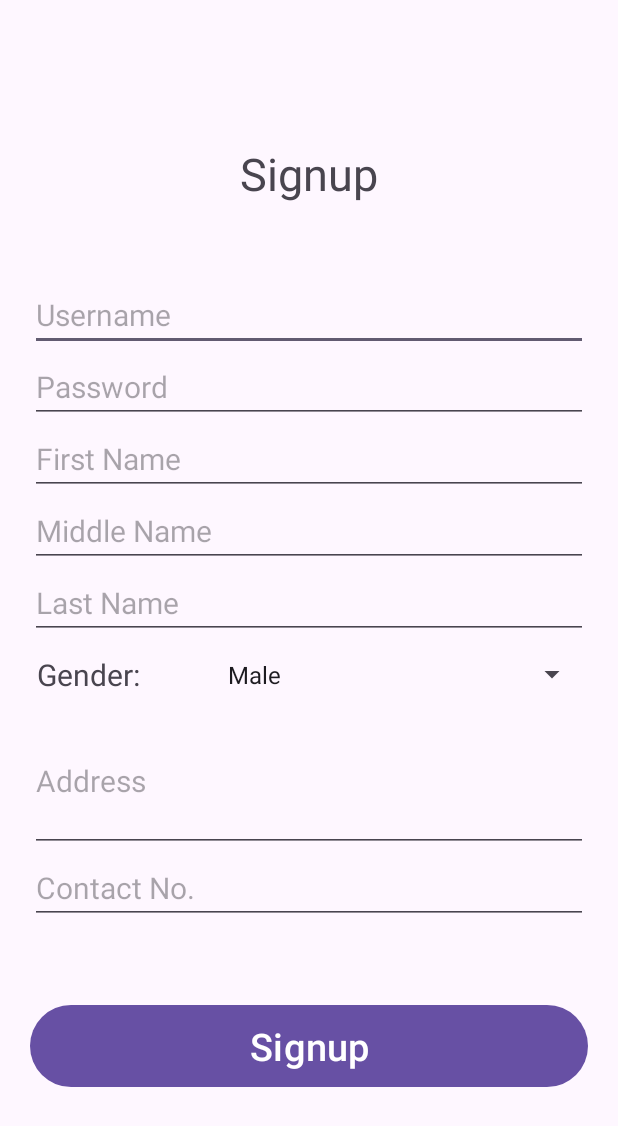
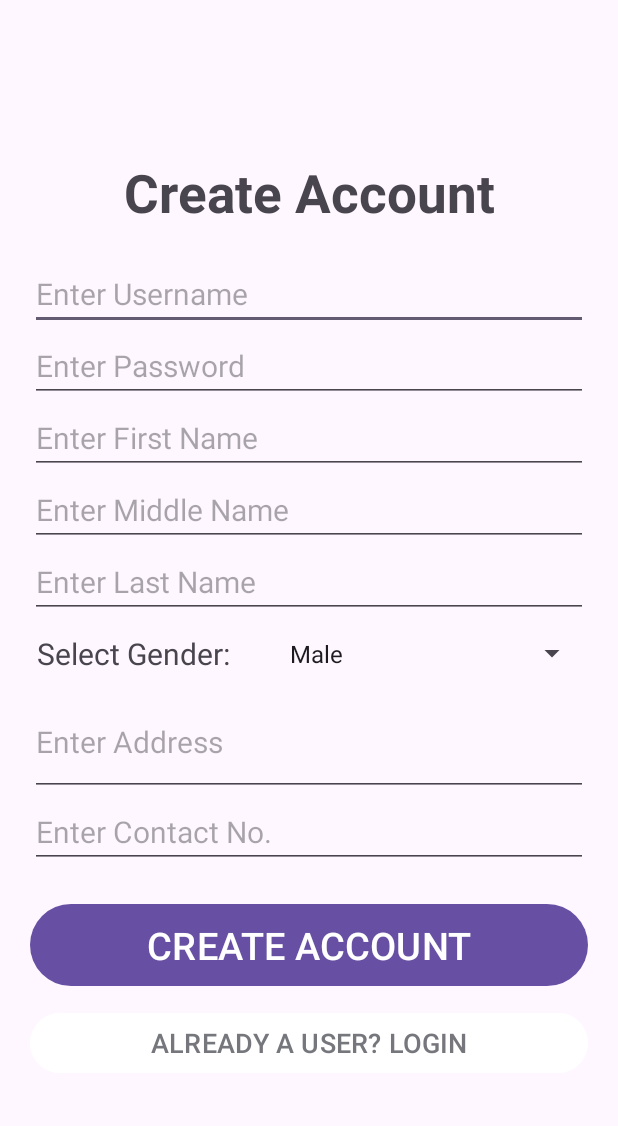
Before and after one commit to lonewanderer27/Dashboard, an Android app: the Signup screen opened directly, with no data from a screen before it, on a phone screen of 412 x 824 dp. Shown: the top 1126 px of the screen. Run offline under Robolectric (Android 15) with nearby library versions, the phone set to English and light mode, and no system bars.

```diff
--- a/app/src/main/java/com/jay_puzon/dashboard/SQLiteDB.java
+++ b/app/src/main/java/com/jay_puzon/dashboard/SQLiteDB.java
@@ -306,7 +306,7 @@ public class SQLiteDB extends SQLiteOpenHelper {
                             "Middle Name: " + rs.getString(rs.getColumnIndex(MNAME)) + "\n" +
                             "Last Name: " + rs.getString(rs.getColumnIndex(LNAME)) + "\n\n" +
                             "Role: " + rs.getString(rs.getColumnIndex(ROLE)) + "\n" +
-                            "Approved: " + (rs.getString(rs.getColumnIndex(APPROVED)).equals("0") ? "FALSE" : "TRUE")  + "\n");
+                            "Approved: " + (rs.getString(rs.getColumnIndex(APPROVED)).equals("0") ? "Pending" : "Yes")  + "\n");
             rs.moveToNext();
         }
 
--- a/app/src/main/java/com/jay_puzon/dashboard/Signup.kt
+++ b/app/src/main/java/com/jay_puzon/dashboard/Signup.kt
@@ -23,6 +23,7 @@ class Signup : AppCompatActivity() {
     private var Gender: Spinner? = null
     private var Contact: EditText? = null
     private var BtnSignup: Button? = null
+    private var BtnLogin: Button? = null
     private var GenderSelection: Int = 0
     private var Conn = SQLiteDB(this)
 
@@ -51,6 +52,11 @@ class Signup : AppCompatActivity() {
         Gender = findViewById(R.id.gender)
         Contact = findViewById(R.id.contact)
         BtnSignup = findViewById(R.id.btnSignup)
+        BtnLogin = findViewById(R.id.btnLogin)
+
+        BtnLogin!!.setOnClickListener {
+            finish()
+        }
 
         Gender!!.onItemSelectedListener = GenderActivity();
         ArrayAdapter.createFromResource(
--- a/app/src/main/res/layout/jp_activity_signup.xml
+++ b/app/src/main/res/layout/jp_activity_signup.xml
@@ -18,46 +18,47 @@
         tools:ignore="MissingConstraints">
 
         <TextView
+            android:textStyle="bold"
             android:layout_width="match_parent"
             android:layout_height="wrap_content"
-            android:layout_marginBottom="50dp"
-            android:text="Signup"
+            android:layout_marginBottom="20dp"
+            android:text="Create Account"
             android:textAlignment="center"
-            android:textSize="30sp" />
+            android:textSize="35sp" />
 
         <EditText
             android:id="@+id/username"
             android:layout_width="match_parent"
             android:layout_height="wrap_content"
-            android:hint="Username"
+            android:hint="Enter Username"
             android:textSize="20sp" />
 
         <EditText
             android:id="@+id/password"
             android:layout_width="match_parent"
             android:layout_height="wrap_content"
-            android:hint="Password"
+            android:hint="Enter Password"
             android:textSize="20sp" />
 
         <EditText
             android:id="@+id/fname"
             android:layout_width="match_parent"
             android:layout_height="wrap_content"
-            android:hint="First Name"
+            android:hint="Enter First Name"
             android:textSize="20sp" />
 
         <EditText
             android:id="@+id/mname"
             android:layout_width="match_parent"
             android:layout_height="wrap_content"
-            android:hint="Middle Name"
+            android:hint="Enter Middle Name"
             android:textSize="20sp" />
 
         <EditText
             android:id="@+id/lname"
             android:layout_width="match_parent"
             android:layout_height="wrap_content"
-            android:hint="Last Name"
+            android:hint="Enter Last Name"
             android:textSize="20sp" />
 
         <LinearLayout
@@ -71,38 +72,49 @@
                 android:layout_height="match_parent"
                 android:layout_weight="1"
                 android:gravity="center_vertical"
-                android:text=" Gender: "
+                android:text=" Select Gender: "
                 android:textSize="20sp" />
 
             <Spinner
                 android:id="@+id/gender"
                 android:layout_width="match_parent"
                 android:layout_height="match_parent"
-                android:layout_weight="0.5"></Spinner>
+                android:layout_weight="0.8"></Spinner>
         </LinearLayout>
 
         <EditText
             android:id="@+id/address"
             android:layout_width="match_parent"
             android:layout_height="match_parent"
-            android:hint="Address"
-            android:lines="3"
+            android:hint="Enter Address"
+            android:lines="2"
             android:textSize="20sp" />
 
         <EditText
             android:id="@+id/contact"
             android:layout_width="match_parent"
             android:layout_height="wrap_content"
-            android:hint="Contact No."
+            android:hint="Enter Contact No."
             android:textSize="20sp" />
 
         <Button
-            android:layout_marginTop="50dp"
+            android:layout_marginTop="20dp"
             android:id="@+id/btnSignup"
             android:layout_width="match_parent"
             android:layout_height="wrap_content"
-            android:text="Signup"
+            android:text="Create Account"
+            android:textAllCaps="true"
             android:padding="10dp"
             android:textSize="25sp" />
+        <Button
+            android:textColor="@color/material_dynamic_neutral50"
+            android:backgroundTint="@color/material_dynamic_neutral100"
+            android:layout_marginTop="10dp"
+            android:id="@+id/btnLogin"
+            android:textAllCaps="true"
+            android:text="already a user? login"
+            android:textSize="18sp"
+            android:layout_width="match_parent"
+            android:layout_height="wrap_content"/>
     </LinearLayout>
 </androidx.constraintlayout.widget.ConstraintLayout>
```
Also changed, not shown: app/src/main/java/com/jay_puzon/dashboard/UserEditRecord.kt (+7 -0 lines), app/src/main/res/layout/jp_activity_main.xml (+27 -6 lines), app/src/main/res/layout/jp_activity_user_edit_record.xml (+5 -4 lines).
